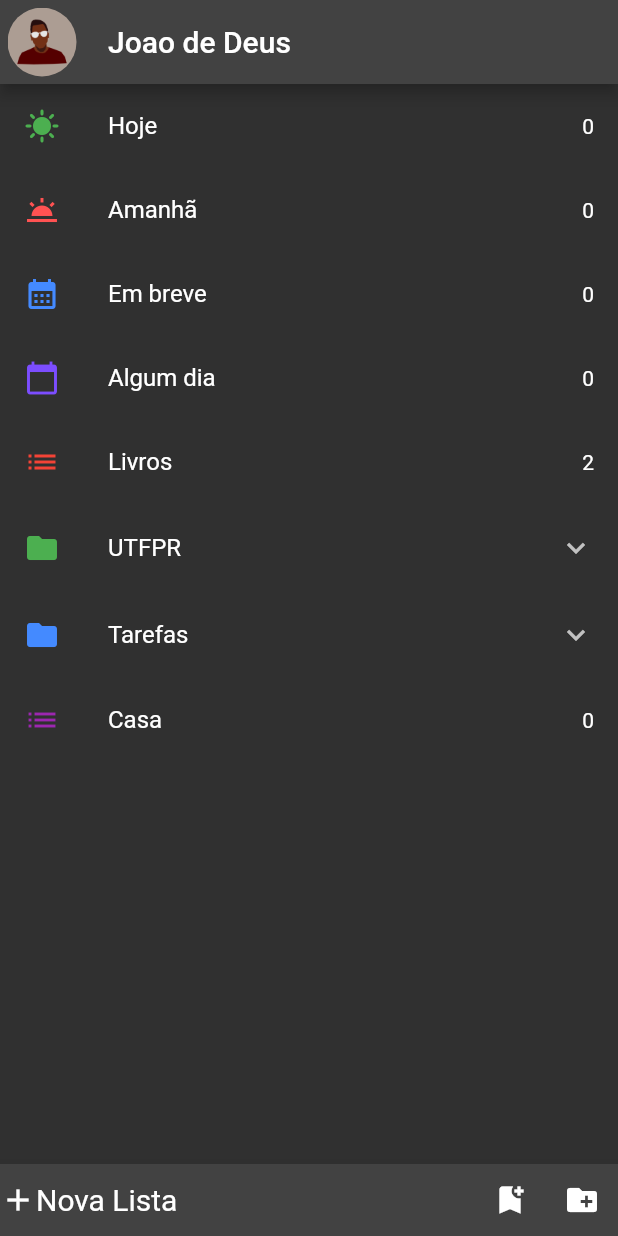
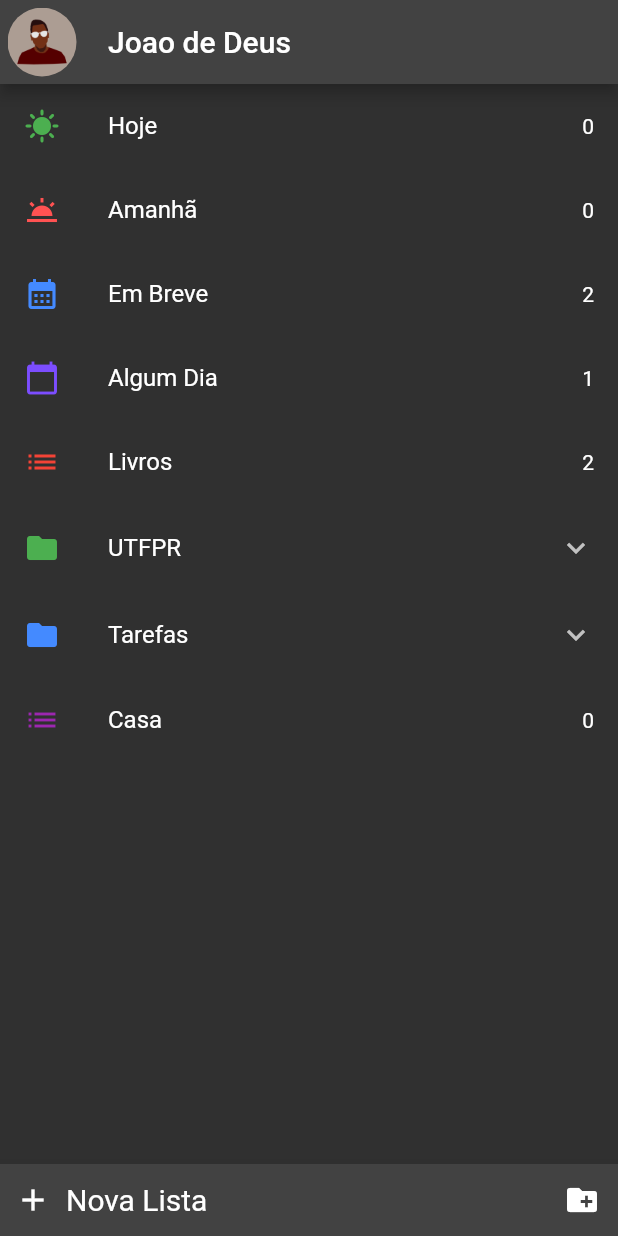
Before and after one commit to laairoy/todo, a Flutter app: the HomePage screen opened by its route, on a phone screen of 412 x 824 dp. Run offline on Flutter 3.47's test engine with Material 2 defaults, Android fonts, the phone set to English and light mode, and no system bars; our stand-ins replace email_validator, flutter_colorpicker.

Commit message:
Added option to filter task by date with fixed list in home page.

```diff
--- /dev/null
+++ b/lib/models/fixed_list_type.dart
@@ -0,0 +1,6 @@
+enum FixedListType {
+  HOJE,
+  AMANHA,
+  EMBREVE,
+  ALGUMDIA,
+}
--- a/lib/pages/add_item.dart
+++ b/lib/pages/add_item.dart
@@ -45,7 +45,7 @@ class AddItem extends StatelessWidget {
         title: Text('Adicionar $nameType'),
       ),
       body: Padding(
-        padding: EdgeInsets.all(20),
+        padding: EdgeInsets.all(10),
         child: Form(
           key: _formKey,
           child: Column(
--- a/lib/pages/home_page.dart
+++ b/lib/pages/home_page.dart
@@ -1,13 +1,12 @@
 import 'package:flutter/material.dart';
-import 'package:todo/models/item_list.dart';
+import 'package:todo/models/fixed_list_type.dart';
 import 'package:todo/models/task_list.dart';
-import 'package:todo/repositories/fixed_list_repository.dart';
 import 'package:todo/pages/inbox.dart';
+import 'package:todo/pages/time_task.dart';
 import 'package:todo/repositories/list_repository.dart';
 import 'package:todo/models/login_data.dart';
 import 'package:todo/repositories/task_list_repository.dart';
 
-import '../login.dart';
 import 'add_item.dart';
 import '../models/load_list_repository.dart';
 
@@ -21,7 +20,6 @@ class HomePage extends StatefulWidget {
 class _HomePageState extends State<HomePage> {
   LoginData loginData = LoginData();
 
-  final List<ItemList> fixedList = FixedList().fixedList;
   List<TaskList> taskList = TaskListRepository.instance.table;
   late ListRepository listRepository;
   List<Item> loadList = [];
@@ -51,18 +49,38 @@ class _HomePageState extends State<HomePage> {
       body: SingleChildScrollView(
         child: Column(
           children: [
-            ListView.builder(
+            ListView(
               shrinkWrap: true,
               physics: const NeverScrollableScrollPhysics(),
-              itemCount: fixedList.length,
-              itemBuilder: (context, int index) {
-                return ListTile(
-                  title: Text(fixedList[index].title),
-                  leading: fixedList[index].icon,
-                  trailing: const Text('0'),
-                  onTap: () => {},
-                );
-              },
+              children: [
+                ListTile(
+                  title: Text('Hoje'),
+                  leading: Icon(Icons.sunny, color: Colors.green),
+                  trailing: Text(filterTable(FixedListType.HOJE).length.toString()),
+                  onTap: () => openDateFilter(FixedListType.HOJE, 'Hoje'),
+                ),
+                ListTile(
+                  title: Text('Amanhã'),
+                  leading: Icon(Icons.wb_twilight, color: Colors.redAccent),
+                  trailing: Text(filterTable(FixedListType.AMANHA).length.toString()),
+                  onTap: () => openDateFilter(FixedListType.AMANHA, 'Amanha'),
+                ),
+                ListTile(
+                  title: Text('Em Breve'),
+                  leading: Icon(Icons.calendar_month, color: Colors.blueAccent),
+                  trailing: Text(filterTable(FixedListType.EMBREVE).length.toString()),
+                  onTap: () =>
+                      openDateFilter(FixedListType.EMBREVE, 'Em Breve'),
+                ),
+                ListTile(
+                  title: Text('Algum Dia'),
+                  leading: Icon(Icons.calendar_today,
+                      color: Colors.deepPurpleAccent),
+                  trailing: Text(filterTable(FixedListType.ALGUMDIA).length.toString()),
+                  onTap: () =>
+                      openDateFilter(FixedListType.ALGUMDIA, 'Algum Dia'),
+                ),
+              ],
             ),
             ListView.builder(
               shrinkWrap: true,
@@ -109,25 +127,23 @@ class _HomePageState extends State<HomePage> {
                 onTap: () {
                   openAddItem(context, ItemType.LIST);
                 },
+                child: Padding(
+                  padding: EdgeInsets.all(10),
                   child: Row(
                     children: const [
                       Icon(Icons.add),
-                    Text(
+                      Padding(
+                        padding: EdgeInsets.only(left: 10),
+                        child: Text(
                           'Nova Lista',
                           style: TextStyle(fontSize: 20),
+                        ),
                       ),
                     ],
                   ),
                 ),
+              ),
               const Spacer(),
-              IconButton(
-                  onPressed: () => {
-                        Navigator.push(
-                            context,
-                            MaterialPageRoute(
-                                builder: (context) => Login()))
-                      },
-                  icon: const Icon(Icons.bookmark_add)),
               IconButton(
                   onPressed: () {
                     openAddItem(context, ItemType.FOLDER);
@@ -163,6 +179,14 @@ class _HomePageState extends State<HomePage> {
     );
   }
 
+  void openDateFilter(FixedListType type, String title) {
+    Navigator.push(
+        context,
+        MaterialPageRoute(
+            builder: (context) =>
+                TimeTaskList(type: type, title: title,filterTable: filterTable, onSave: updateList)));
+  }
+
   void openAddItem(BuildContext context, ItemType type,
       {int? id, int? folderId}) {
     print(folderId);
@@ -192,4 +216,40 @@ class _HomePageState extends State<HomePage> {
         .where((element) => element.finished == false)
         .length;
   }
+
+  List<TaskList> filterTable(FixedListType type) {
+    switch (type) {
+      case FixedListType.HOJE:
+        {
+          return TaskListRepository.instance.table
+              .where((element) =>
+                  element.date == DateTime.now().toString().substring(0, 10))
+              .where((element) => element.finished == false)
+              .toList();
         }
+      case FixedListType.AMANHA:
+        {
+          return TaskListRepository.instance.table
+              .where((element) =>
+                  element.date ==
+                  DateTime.now()
+                      .add(Duration(days: 1))
+                      .toString()
+                      .substring(0, 10))
+              .where((element) => element.finished == false)
+              .toList();
+        }
+      case FixedListType.EMBREVE:
+        {
+          return TaskListRepository.instance.table
+              .where((element) => element.date != '')
+              .where((element) => element.finished == false)
+              .toList();
+        }
+    }
+    return TaskListRepository.instance.table
+        .where((element) => element.date == '')
+        .where((element) => element.finished == false)
+        .toList();
+  }
+}
--- a/lib/repositories/fixed_list_repository.dart
+++ /dev/null
@@ -1,27 +0,0 @@
-import 'package:flutter/material.dart';
-
-import '../models/item_list.dart';
-
-class FixedList {
-  List<ItemList> fixedList = [
-    ItemList(
-      title: 'Hoje',
-      icon: const Icon(
-        Icons.sunny,
-        color: Colors.green,
-      ),
-    ),
-    ItemList(
-      title: 'Amanhã',
-      icon: const Icon(Icons.wb_twilight, color: Colors.redAccent),
-    ),
-    ItemList(
-      title: 'Em breve',
-      icon: const Icon(Icons.calendar_month, color: Colors.blueAccent),
-    ),
-    ItemList(
-      title: 'Algum dia',
-      icon: const Icon(Icons.calendar_today, color: Colors.deepPurpleAccent),
-    ),
-  ];
-}
```
Also changed, not shown: lib/pages/cadastrar_page.dart (+58 -4 lines), lib/pages/time_task.dart (added, +69 -0 lines). Lines whose indentation alone changed are shown as unchanged.
